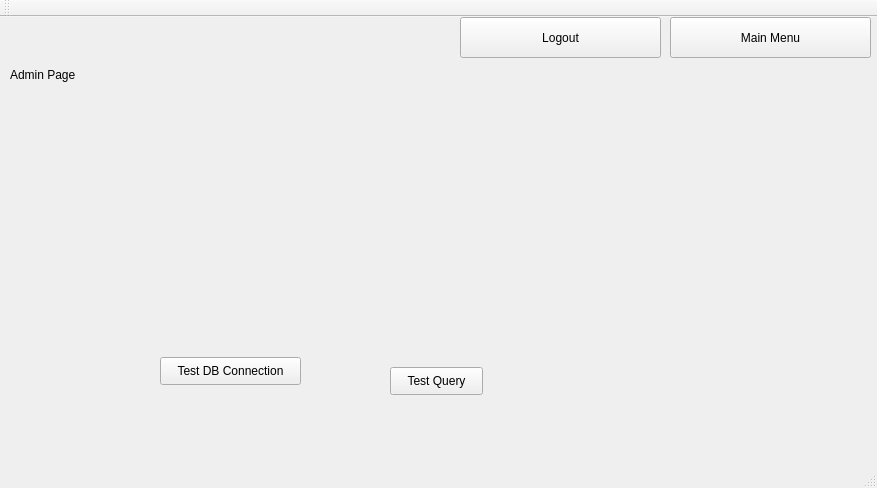
The window that ArcApp/mainwindow.ui (Arc-Project/Arc) describes before a commit, drawn with Qt 5.
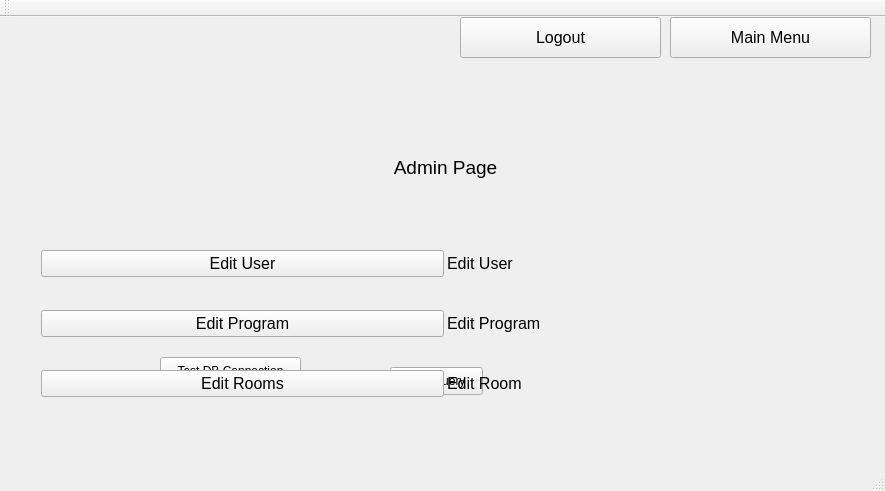
The same window after the commit. The open tabs and pages were chosen to show the change.

The edit to the form file:
```diff
--- a/ArcApp/mainwindow.ui
+++ b/ArcApp/mainwindow.ui
@@ -6,8 +6,8 @@
    <rect>
     <x>0</x>
     <y>0</y>
-    <width>877</width>
-    <height>488</height>
+    <width>885</width>
+    <height>491</height>
    </rect>
   </property>
   <property name="windowTitle">
@@ -190,18 +190,128 @@
      </widget>
     </widget>
     <widget class="QWidget" name="adminPage">
-     <widget class="QLabel" name="label_5">
+     <widget class="QWidget" name="gridLayoutWidget">
       <property name="geometry">
        <rect>
-        <x>10</x>
-        <y>10</y>
-        <width>151</width>
-        <height>16</height>
+        <x>30</x>
+        <y>20</y>
+        <width>831</width>
+        <height>361</height>
        </rect>
       </property>
-      <property name="text">
-       <string>Admin Page</string>
-      </property>
+      <layout class="QGridLayout" name="gridLayout">
+       <property name="sizeConstraint">
+        <enum>QLayout::SetDefaultConstraint</enum>
+       </property>
+       <property name="horizontalSpacing">
+        <number>3</number>
+       </property>
+       <property name="verticalSpacing">
+        <number>4</number>
+       </property>
+       <item row="1" column="1">
+        <widget class="QLabel" name="label_10">
+         <property name="font">
+          <font>
+           <pointsize>12</pointsize>
+          </font>
+         </property>
+         <property name="text">
+          <string>Edit User</string>
+         </property>
+        </widget>
+       </item>
+       <item row="1" column="0">
+        <widget class="QPushButton" name="EditUserButton">
+         <property name="font">
+          <font>
+           <pointsize>12</pointsize>
+          </font>
+         </property>
+         <property name="text">
+          <string>Edit User</string>
+         </property>
+        </widget>
+       </item>
+       <item row="2" column="1">
+        <widget class="QLabel" name="label_11">
+         <property name="font">
+          <font>
+           <pointsize>12</pointsize>
+          </font>
+         </property>
+         <property name="text">
+          <string>Edit Program</string>
+         </property>
+        </widget>
+       </item>
+       <item row="3" column="0">
+        <widget class="QPushButton" name="EditRoomsButton">
+         <property name="font">
+          <font>
+           <pointsize>12</pointsize>
+          </font>
+         </property>
+         <property name="text">
+          <string>Edit Rooms</string>
+         </property>
+        </widget>
+       </item>
+       <item row="3" column="1">
+        <widget class="QLabel" name="label_12">
+         <property name="font">
+          <font>
+           <pointsize>12</pointsize>
+          </font>
+         </property>
+         <property name="text">
+          <string>Edit Room</string>
+         </property>
+        </widget>
+       </item>
+       <item row="2" column="0">
+        <widget class="QPushButton" name="EditProgramButton">
+         <property name="font">
+          <font>
+           <pointsize>12</pointsize>
+          </font>
+         </property>
+         <property name="text">
+          <string>Edit Program</string>
+         </property>
+        </widget>
+       </item>
+       <item row="0" column="0" colspan="2">
+        <widget class="QLabel" name="label_Admin">
+         <property name="enabled">
+          <bool>true</bool>
+         </property>
+         <property name="sizePolicy">
+          <sizepolicy hsizetype="Minimum" vsizetype="Fixed">
+           <horstretch>0</horstretch>
+           <verstretch>0</verstretch>
+          </sizepolicy>
+         </property>
+         <property name="minimumSize">
+          <size>
+           <width>0</width>
+           <height>100</height>
+          </size>
+         </property>
+         <property name="font">
+          <font>
+           <pointsize>14</pointsize>
+          </font>
+         </property>
+         <property name="text">
+          <string>Admin Page</string>
+         </property>
+         <property name="alignment">
+          <set>Qt::AlignCenter</set>
+         </property>
+        </widget>
+       </item>
+      </layout>
      </widget>
     </widget>
     <widget class="QWidget" name="editUsers">
@@ -214,9 +324,58 @@
         <height>16</height>
        </rect>
       </property>
-      <property name="text">
-       <string>Edit Users</string>
-      </property>
+      <layout class="QGridLayout" name="gridLayout_2">
+       <item row="0" column="0" colspan="2">
+        <widget class="QLabel" name="label_5">
+         <property name="font">
+          <font>
+           <pointsize>16</pointsize>
+           <weight>75</weight>
+           <bold>true</bold>
+          </font>
+         </property>
+         <property name="text">
+          <string>Edit User</string>
+         </property>
+         <property name="alignment">
+          <set>Qt::AlignCenter</set>
+         </property>
+        </widget>
+       </item>
+       <item row="1" column="0">
+        <widget class="QLineEdit" name="lineEdit"/>
+       </item>
+       <item row="1" column="1">
+        <widget class="QPushButton" name="pushButton_6">
+         <property name="text">
+          <string>Search</string>
+         </property>
+        </widget>
+       </item>
+       <item row="2" column="0">
+        <widget class="QPushButton" name="pushButton_7">
+         <property name="sizePolicy">
+          <sizepolicy hsizetype="Preferred" vsizetype="Fixed">
+           <horstretch>0</horstretch>
+           <verstretch>0</verstretch>
+          </sizepolicy>
+         </property>
+         <property name="text">
+          <string>Add Employee</string>
+         </property>
+        </widget>
+       </item>
+       <item row="3" column="0" colspan="2">
+        <widget class="QColumnView" name="columnView">
+         <property name="sizePolicy">
+          <sizepolicy hsizetype="Preferred" vsizetype="Expanding">
+           <horstretch>0</horstretch>
+           <verstretch>0</verstretch>
+          </sizepolicy>
+         </property>
+        </widget>
+       </item>
+      </layout>
      </widget>
     </widget>
     <widget class="QWidget" name="editRooms">
@@ -274,6 +433,11 @@
       <height>41</height>
      </rect>
     </property>
+    <property name="font">
+     <font>
+      <pointsize>12</pointsize>
+     </font>
+    </property>
     <property name="text">
      <string>Main Menu</string>
     </property>
@@ -287,6 +451,11 @@
       <height>41</height>
      </rect>
     </property>
+    <property name="font">
+     <font>
+      <pointsize>12</pointsize>
+     </font>
+    </property>
     <property name="text">
      <string>Logout</string>
     </property>
```
Left out of the diff: 98 changed lines with no effect on the pictures.
